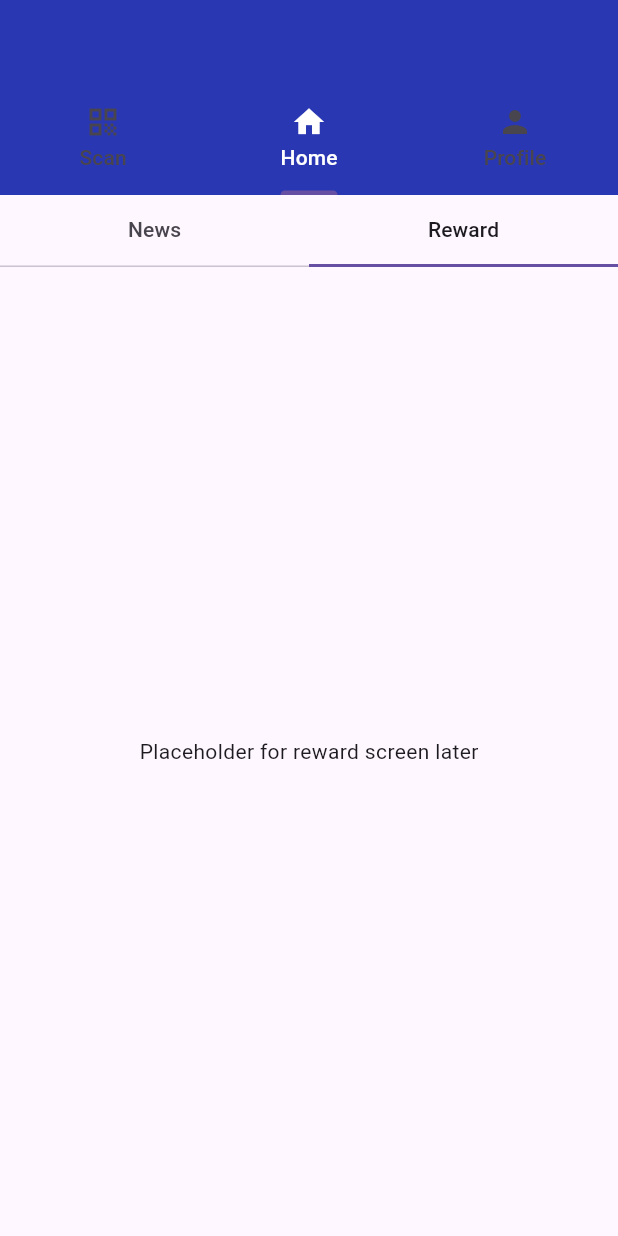
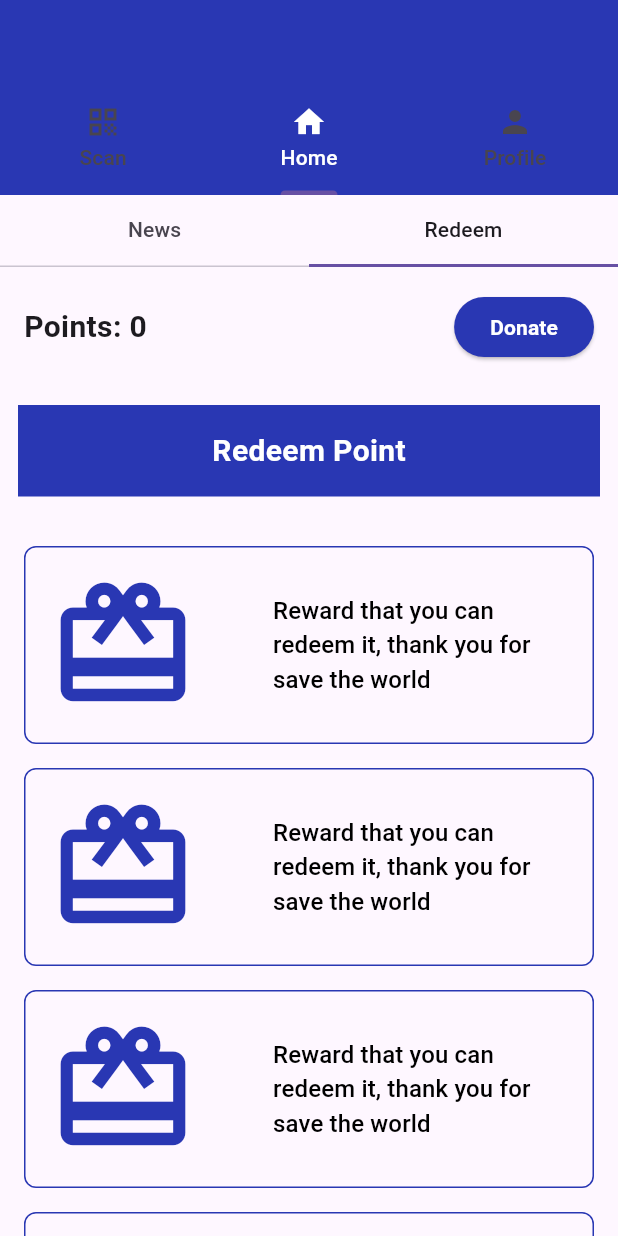
Before and after one commit to Minkeez/ecobin-user-application, a Flutter app: the screen it shows after launch, tab 2 chosen, on a phone screen of 412 x 824 dp. Run offline on Flutter 3.47's test engine with Material 3 defaults, Android fonts, the phone set to English and light mode, and no system bars; our stand-ins replace cloud_firestore, firebase_auth, firebase_core, image_picker, percent_indicator, pinput and 1 more; missing offline and left inert: qr_code_scanner; accounts and stored records are empty.

```diff
--- a/lib/home_screen.dart
+++ b/lib/home_screen.dart
@@ -1,5 +1,5 @@
 import 'package:flutter/material.dart';
-// import 'package:user_application/leaderboard_section.dart';
+import 'package:user_application/redeem_screen.dart';
 import 'package:user_application/news_screen.dart';
 // import 'package:user_application/firestore_data.dart';
 
@@ -35,7 +35,7 @@ class _HomeScreenState extends State<HomeScreen> with TickerProviderStateMixin {
           controller: _tabController,
           tabs: const [
             Tab(text: 'News'),
-            Tab(text: 'Reward'),
+            Tab(text: 'Redeem'),
           ],
         ),
         Expanded(
@@ -43,10 +43,10 @@ class _HomeScreenState extends State<HomeScreen> with TickerProviderStateMixin {
             controller: _tabController,
             children: const [
               NewsScreen(),
-              Center(
-                child: Text("Placeholder for reward screen later"),
-              ),
-              // LeaderboardSection(),
+              // Center(
+              //   child: Text("Placeholder for reward screen later"),
+              // ),
+              RedeemScreen(),
             ],
           ),
         ),
--- /dev/null
+++ b/lib/redeem_screen.dart
@@ -0,0 +1,142 @@
+import 'package:flutter/material.dart';
+import 'package:cloud_firestore/cloud_firestore.dart';
+import 'package:firebase_auth/firebase_auth.dart';
+
+class RedeemScreen extends StatefulWidget {
+  const RedeemScreen({super.key});
+
+  @override
+  State<RedeemScreen> createState() => _RedeemScreenState();
+}
+
+class _RedeemScreenState extends State<RedeemScreen> {
+  final FirebaseAuth _auth = FirebaseAuth.instance;
+  final FirebaseFirestore _firestore = FirebaseFirestore.instance;
+
+  Future<int> _fetchUserPoints() async {
+    final user = _auth.currentUser;
+    if (user != null) {
+      final userDoc =
+          await _firestore.collection('Users').doc(user.phoneNumber).get();
+      if (userDoc.exists) {
+        return userDoc.data()?['totalPoints'] ?? 0;
+      }
+    }
+    return 0;
+  }
+
+  @override
+  Widget build(BuildContext context) {
+    return FutureBuilder<int>(
+      future: _fetchUserPoints(),
+      builder: (context, snapshot) {
+        if (snapshot.connectionState == ConnectionState.waiting) {
+          return const Center(child: CircularProgressIndicator());
+        } else if (snapshot.hasError) {
+          return const Center(child: Text('Error fetching points'));
+        } else {
+          int points = snapshot.data ?? 0;
+          return Column(
+            children: [
+              // Points and Donate button section
+              Padding(
+                padding: const EdgeInsets.all(16.0),
+                child: Row(
+                  mainAxisAlignment: MainAxisAlignment.spaceBetween,
+                  children: [
+                    Text(
+                      'Points: $points',
+                      style: const TextStyle(
+                        fontSize: 20,
+                        fontWeight: FontWeight.bold,
+                      ),
+                    ),
+                    ElevatedButton(
+                      onPressed: () {},
+                      style: ElevatedButton.styleFrom(
+                        backgroundColor: const Color.fromARGB(255, 41, 55, 179),
+                      ),
+                      child: const Text(
+                        'Donate',
+                        style: TextStyle(
+                          color: Colors.white,
+                          fontWeight: FontWeight.bold,
+                        ),
+                      ),
+                    ),
+                  ],
+                ),
+              ),
+              // Redeem Point label
+              Container(
+                width: double.infinity,
+                margin: const EdgeInsets.all(12.0),
+                padding: const EdgeInsets.all(16.0),
+                color: const Color.fromARGB(255, 41, 55, 179),
+                child: const Center(
+                  child: Text(
+                    "Redeem Point",
+                    style: TextStyle(
+                      color: Colors.white,
+                      fontSize: 20,
+                      fontWeight: FontWeight.bold,
+                    ),
+                  ),
+                ),
+              ),
+              const SizedBox(height: 5),
+              // Scrollable item list
+              Expanded(
+                child: ListView.builder(
+                  padding: const EdgeInsets.all(16.0),
+                  itemCount: 5, // Assume we have 10 items for now
+                  itemBuilder: (context, index) {
+                    return Container(
+                      margin: const EdgeInsets.only(bottom: 16.0),
+                      child: TextButton(
+                        style: TextButton.styleFrom(
+                          side: const BorderSide(
+                              color: Color.fromARGB(255, 41, 55, 179)),
+                          padding: const EdgeInsets.all(16.0),
+                          shape: RoundedRectangleBorder(
+                            borderRadius: BorderRadius.circular(8.0),
+                          ),
+                        ),
+                        onPressed: () {
+                          // Handle item click
+                        },
+                        child: const Row(
+                          children: [
+                            // Dummy item image
+                            SizedBox(
+                              width: 100,
+                              height: 100,
+                              child: Icon(
+                                Icons.redeem,
+                                size: 100,
+                                color: Color.fromARGB(255, 41, 55, 179),
+                              ),
+                            ),
+                            SizedBox(width: 50.0),
+                            // Item description
+                            Expanded(
+                              child: Text(
+                                'Reward that you can redeem it, thank you for save the world',
+                                style: TextStyle(
+                                    fontSize: 16, color: Colors.black),
+                              ),
+                            ),
+                          ],
+                        ),
+                      ),
+                    );
+                  },
+                ),
+              ),
+            ],
+          );
+        }
+      },
+    );
+  }
+}
--- a/pubspec.yaml
+++ b/pubspec.yaml
@@ -42,6 +42,7 @@ dependencies:
   firebase_core: ^2.31.1
   firebase_auth: ^4.19.6
   pinput: ^4.0.0
+  percent_indicator: ^4.2.3
 
 dev_dependencies:
   flutter_test:
```
Also changed, not shown: lib/otp_verification_screen.dart (+0 -17 lines), lib/thank_you_screen.dart (+87 -3 lines), lib/reward_screen.dart (deleted), pubspec.lock.
